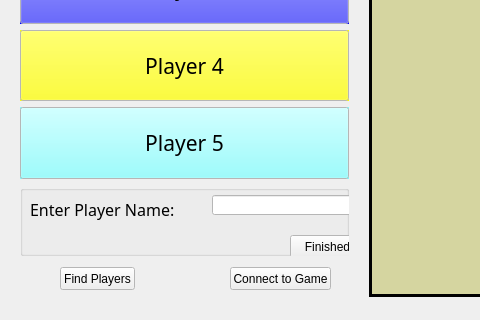
Above: FinalProject/Yahtzee/gamewindow.ui from kiloecho78/CS4865 before the change; both pictures show x 0 to 480 and y 382 to 702 of the 740 by 702 pixel window. Below: the same form after it.
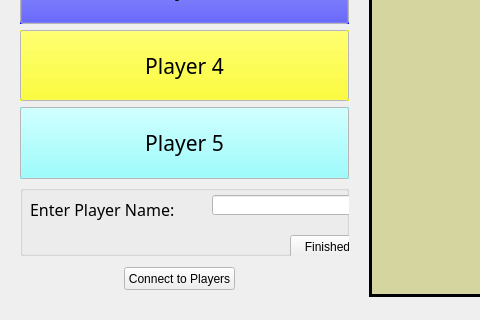
That is the form after the change. Icons and pictures are not drawn.

Commit message: Leaving school 6/4

Diff of the .ui file:
```diff
--- a/FinalProject/Yahtzee/gamewindow.ui
+++ b/FinalProject/Yahtzee/gamewindow.ui
@@ -1104,27 +1104,14 @@
    <widget class="QPushButton" name="broadCastButton">
     <property name="geometry">
      <rect>
-      <x>60</x>
+      <x>124</x>
       <y>630</y>
-      <width>75</width>
+      <width>111</width>
       <height>23</height>
      </rect>
     </property>
     <property name="text">
-     <string>Find Players</string>
-    </property>
-   </widget>
-   <widget class="QPushButton" name="gameConnect">
-    <property name="geometry">
-     <rect>
-      <x>230</x>
-      <y>630</y>
-      <width>101</width>
-      <height>23</height>
-     </rect>
-    </property>
-    <property name="text">
-     <string>Connect to Game</string>
+     <string>Connect to Players</string>
     </property>
    </widget>
   </widget>
```
The commit also changes 2 other files.
